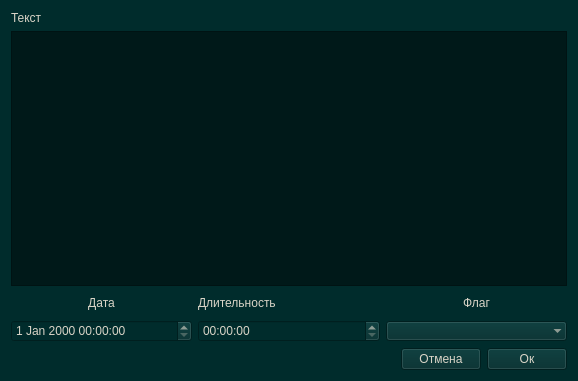
Old version of the form ui_noteEditor.ui in the repository i3Cheese/Your-Diary.
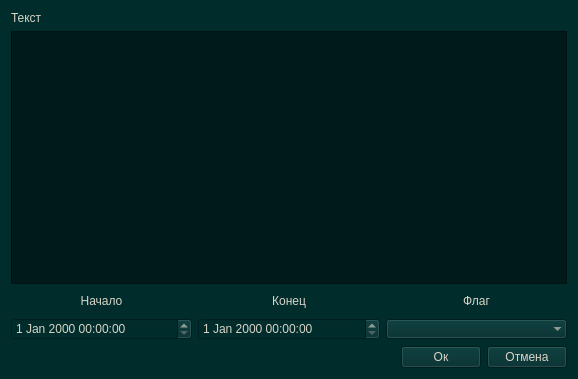
New version of the form.

```diff
--- a/ui_noteEditor.ui
+++ b/ui_noteEditor.ui
@@ -7,7 +7,7 @@
     <x>0</x>
     <y>0</y>
     <width>578</width>
-    <height>381</height>
+    <height>379</height>
    </rect>
   </property>
   <property name="windowTitle">
@@ -23,7 +23,7 @@
 font: 11.5pt &quot;MS Shell Dlg 2&quot;;</string>
   </property>
   <layout class="QGridLayout" name="gridLayout_2">
-   <item row="1" column="0" colspan="3">
+   <item row="1" column="0" colspan="4">
     <widget class="QTextEdit" name="textEdit">
      <property name="styleSheet">
       <string notr="true">background-color: rgb(0, 25, 25);</string>
@@ -50,24 +50,14 @@
      </property>
     </widget>
    </item>
-   <item row="2" column="0" colspan="3">
+   <item row="2" column="0" colspan="4">
     <layout class="QGridLayout" name="gridLayout">
+     <item row="2" column="1">
+      <widget class="QDateTimeEdit" name="dateTimeEdit"/>
+     </item>
      <item row="2" column="0">
       <widget class="QDateTimeEdit" name="dteStart"/>
      </item>
-     <item row="1" column="1">
-      <widget class="QLabel" name="label_3">
-       <property name="sizePolicy">
-        <sizepolicy hsizetype="Preferred" vsizetype="Minimum">
-         <horstretch>0</horstretch>
-         <verstretch>0</verstretch>
-        </sizepolicy>
-       </property>
-       <property name="text">
-        <string>Длительность</string>
-       </property>
-      </widget>
-     </item>
      <item row="2" column="2">
       <widget class="QComboBox" name="cbFlags">
        <property name="frame">
@@ -75,23 +65,6 @@
        </property>
       </widget>
      </item>
-     <item row="2" column="1">
-      <widget class="QTimeEdit" name="teDuration">
-       <property name="showGroupSeparator" stdset="0">
-        <bool>false</bool>
-       </property>
-       <property name="currentSection">
-        <enum>QDateTimeEdit::HourSection</enum>
-       </property>
-       <property name="time">
-        <time>
-         <hour>0</hour>
-         <minute>0</minute>
-         <second>0</second>
-        </time>
-       </property>
-      </widget>
-     </item>
      <item row="1" column="0">
       <widget class="QPushButton" name="pbDate">
        <property name="contextMenuPolicy">
@@ -104,7 +77,7 @@
         <bool>false</bool>
        </property>
        <property name="text">
-        <string>Дата</string>
+        <string>Начало</string>
        </property>
        <property name="flat">
         <bool>true</bool>
@@ -121,9 +94,19 @@
        </property>
       </widget>
      </item>
+     <item row="1" column="1">
+      <widget class="QPushButton" name="pbEnd">
+       <property name="text">
+        <string>Конец</string>
+       </property>
+       <property name="flat">
+        <bool>true</bool>
+       </property>
+      </widget>
+     </item>
     </layout>
    </item>
-   <item row="3" column="1">
+   <item row="3" column="3">
     <widget class="QPushButton" name="pushButton_2">
      <property name="sizePolicy">
       <sizepolicy hsizetype="Fixed" vsizetype="Fixed">
```
Left out of the diff: 28 changed lines with no effect on the pictures.
